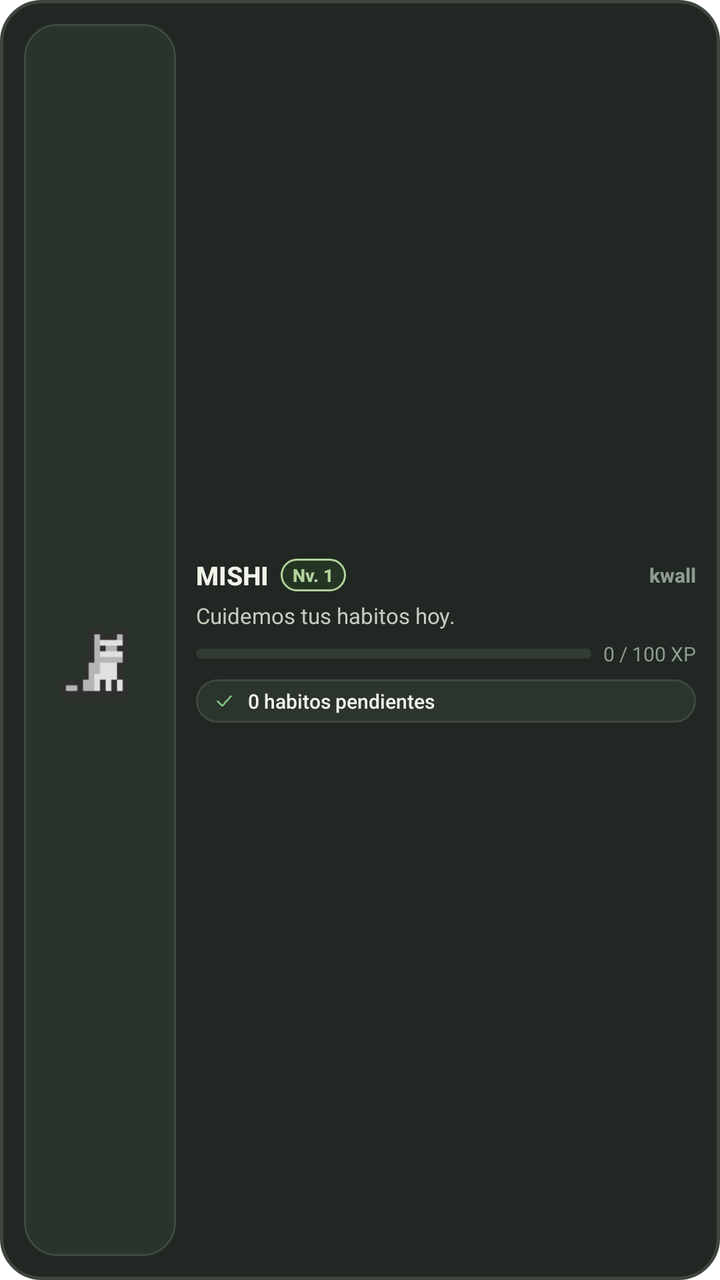
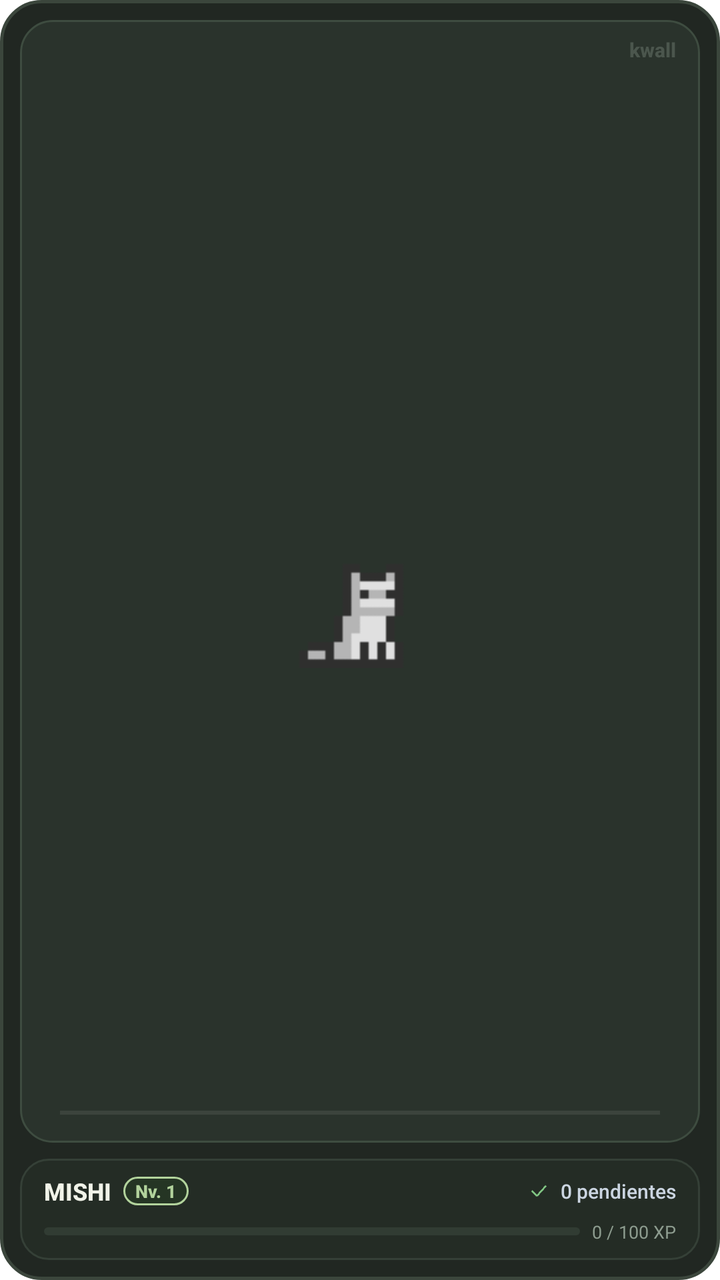

The first picture is an Android layout as it rendered before a commit; the second is the same layout after the commit. The layout source and the unified diff follow.
<!-- AndroidManifest.xml: fallback theme Theme.MaterialComponents.DayNight.NoActionBar -->
<!-- res/layout/kwall_pet_widget.xml -->
<?xml version="1.0" encoding="utf-8"?>
<LinearLayout xmlns:android="http://schemas.android.com/apk/res/android"
    android:id="@+id/widget_root"
    android:layout_width="match_parent"
    android:layout_height="match_parent"
    android:background="@drawable/widget_card_bg"
    android:orientation="horizontal"
    android:padding="12dp">

    
    <LinearLayout
        android:id="@+id/widget_cat_stage"
        android:layout_width="76dp"
        android:layout_height="match_parent"
        android:background="@drawable/widget_cat_stage_bg"
        android:gravity="center"
        android:orientation="vertical"
        android:padding="4dp">

        <ImageView
            android:id="@+id/widget_cat_avatar"
            android:layout_width="68dp"
            android:layout_height="58dp"
            android:contentDescription="@string/widget_pet_habits_name"
            android:scaleType="fitCenter"
            android:src="@drawable/ic_widget_cat" />

    </LinearLayout>

    
    <LinearLayout
        android:layout_width="0dp"
        android:layout_height="match_parent"
        android:layout_marginStart="10dp"
        android:layout_weight="1"
        android:gravity="center_vertical"
        android:orientation="vertical">

        
        <LinearLayout
            android:layout_width="match_parent"
            android:layout_height="wrap_content"
            android:gravity="center_vertical"
            android:orientation="horizontal">

            <TextView
                android:id="@+id/widget_pet_name"
                android:layout_width="wrap_content"
                android:layout_height="wrap_content"
                android:ellipsize="end"
                android:fontFamily="sans-serif-medium"
                android:maxLines="1"
                android:text="MISHI"
                android:textColor="#F1F3E9"
                android:textSize="13sp"
                android:textStyle="bold" />

            <TextView
                android:id="@+id/widget_pet_level"
                android:layout_width="wrap_content"
                android:layout_height="wrap_content"
                android:layout_marginStart="6dp"
                android:background="@drawable/widget_chip_accent"
                android:fontFamily="sans-serif-medium"
                android:paddingStart="6dp"
                android:paddingTop="2dp"
                android:paddingEnd="6dp"
                android:paddingBottom="2dp"
                android:text="Nv. 1"
                android:textColor="#B2D39C"
                android:textSize="9sp"
                android:textStyle="bold" />

            <FrameLayout
                android:layout_width="0dp"
                android:layout_height="1dp"
                android:layout_weight="1" />

            <TextView
                android:id="@+id/widget_brand"
                android:layout_width="wrap_content"
                android:layout_height="wrap_content"
                android:fontFamily="sans-serif-medium"
                android:text="kwall"
                android:textColor="#8D9C8F"
                android:textSize="10sp"
                android:textStyle="bold" />
        </LinearLayout>

        
        <TextView
            android:id="@+id/widget_pet_status"
            android:layout_width="match_parent"
            android:layout_height="wrap_content"
            android:layout_marginTop="4dp"
            android:ellipsize="end"
            android:fontFamily="sans-serif"
            android:maxLines="1"
            android:text="Cuidemos tus habitos hoy."
            android:textColor="#C4CDBF"
            android:textSize="11sp" />

        
        <LinearLayout
            android:layout_width="match_parent"
            android:layout_height="wrap_content"
            android:layout_marginTop="5dp"
            android:gravity="center_vertical"
            android:orientation="horizontal">

            <ProgressBar
                android:id="@+id/widget_pet_xp_progress"
                style="?android:attr/progressBarStyleHorizontal"
                android:layout_width="0dp"
                android:layout_height="5dp"
                android:layout_weight="1"
                android:max="100"
                android:progress="0"
                android:progressDrawable="@drawable/widget_progress_bar" />

            <TextView
                android:id="@+id/widget_pet_xp_text"
                android:layout_width="wrap_content"
                android:layout_height="wrap_content"
                android:layout_marginStart="6dp"
                android:fontFamily="sans-serif"
                android:text="0 / 100 XP"
                android:textColor="#8D9C8F"
                android:textSize="10sp" />
        </LinearLayout>

        
        <LinearLayout
            android:id="@+id/widget_habits_container"
            android:layout_width="match_parent"
            android:layout_height="wrap_content"
            android:layout_marginTop="6dp"
            android:background="@drawable/widget_chip_bg"
            android:gravity="center_vertical"
            android:orientation="horizontal"
            android:paddingStart="8dp"
            android:paddingTop="4dp"
            android:paddingEnd="8dp"
            android:paddingBottom="4dp">

            <ImageView
                android:id="@+id/widget_habit_icon"
                android:layout_width="12dp"
                android:layout_height="12dp"
                android:contentDescription="@string/widget_pet_habits_name"
                android:src="@drawable/ic_widget_check" />

            <TextView
                android:id="@+id/widget_habits_summary"
                android:layout_width="0dp"
                android:layout_height="wrap_content"
                android:layout_marginStart="6dp"
                android:layout_weight="1"
                android:ellipsize="end"
                android:fontFamily="sans-serif-medium"
                android:maxLines="1"
                android:text="0 habitos pendientes"
                android:textColor="#F1F3E9"
                android:textSize="10sp" />
        </LinearLayout>

    </LinearLayout>

</LinearLayout>
<!-- resources referenced by this layout -->
<resources>
  <!-- drawable ic_widget_cat: png bitmap (drawable, 432 bytes) -->
  <!-- drawable ic_widget_check: png bitmap (drawable, 256 bytes) -->
  <!-- drawable widget_card_bg (drawable) -->
  <?xml version="1.0" encoding="utf-8"?>
  <shape xmlns:android="http://schemas.android.com/apk/res/android"
      android:shape="rectangle">
      <solid android:color="#212722" />
      <corners android:radius="20dp" />
      <stroke
          android:width="1.5dp"
          android:color="#3B463C" />
  </shape>
  <!-- drawable widget_cat_stage_bg (drawable) -->
  <?xml version="1.0" encoding="utf-8"?>
  <shape xmlns:android="http://schemas.android.com/apk/res/android"
      android:shape="rectangle">
      <solid android:color="#2A332C" />
      <corners android:radius="16dp" />
      <stroke
          android:width="1dp"
          android:color="#3E4C40" />
  </shape>
  <!-- drawable widget_chip_accent (drawable) -->
  <?xml version="1.0" encoding="utf-8"?>
  <shape xmlns:android="http://schemas.android.com/apk/res/android"
      android:shape="rectangle">
      <solid android:color="#253524" />
      <corners android:radius="10dp" />
      <stroke
          android:width="1dp"
          android:color="#B2D39C" />
  </shape>
  <!-- drawable widget_chip_bg (drawable) -->
  <?xml version="1.0" encoding="utf-8"?>
  <shape xmlns:android="http://schemas.android.com/apk/res/android"
      android:shape="rectangle">
      <solid android:color="#2B342D" />
      <corners android:radius="12dp" />
      <stroke
          android:width="1dp"
          android:color="#3C483F" />
  </shape>
  <!-- drawable widget_progress_bar (drawable) -->
  <?xml version="1.0" encoding="utf-8"?>
  <layer-list xmlns:android="http://schemas.android.com/apk/res/android">
      <item android:id="@android:id/background">
          <shape>
              <corners android:radius="3dp" />
              <solid android:color="#313C33" />
          </shape>
      </item>
      <item android:id="@android:id/progress">
          <clip>
              <shape>
                  <corners android:radius="3dp" />
                  <solid android:color="#B2D39C" />
              </shape>
          </clip>
      </item>
  </layer-list>
  <string name="widget_pet_habits_name">Mishi &amp; Hábitos</string>
</resources>

<!-- the commit's change to res/layout/kwall_pet_widget.xml (unified diff, before → after) -->
@@ -4,37 +4,91 @@
     android:layout_width="match_parent"
     android:layout_height="match_parent"
     android:background="@drawable/widget_card_bg"
-    android:orientation="horizontal"
-    android:padding="12dp">
+    android:orientation="vertical"
+    android:padding="10dp">
 
     
-    <LinearLayout
+    <FrameLayout
         android:id="@+id/widget_cat_stage"
-        android:layout_width="76dp"
-        android:layout_height="match_parent"
-        android:background="@drawable/widget_cat_stage_bg"
-        android:gravity="center"
-        android:orientation="vertical"
-        android:padding="4dp">
+        android:layout_width="match_parent"
+        android:layout_height="0dp"
+        android:layout_weight="1"
+        android:background="@drawable/widget_cat_stage_bg">
 
+        
+        <FrameLayout
+            android:layout_width="match_parent"
+            android:layout_height="2dp"
+            android:layout_gravity="bottom"
+            android:layout_marginBottom="14dp"
+            android:layout_marginStart="20dp"
+            android:layout_marginEnd="20dp"
+            android:background="#15FFFFFF" />
+
+        
         <ImageView
             android:id="@+id/widget_cat_avatar"
-            android:layout_width="68dp"
-            android:layout_height="58dp"
+            android:layout_width="104dp"
+            android:layout_height="88dp"
+            android:layout_gravity="center"
             android:contentDescription="@string/widget_pet_habits_name"
             android:scaleType="fitCenter"
             android:src="@drawable/ic_widget_cat" />
 
-    </LinearLayout>
+        
+        <ImageView
+            android:id="@+id/widget_cat_anger_x"
+            android:layout_width="22dp"
+            android:layout_height="22dp"
+            android:layout_gravity="center"
+            android:layout_marginBottom="36dp"
+            android:layout_marginStart="36dp"
+            android:contentDescription="@string/widget_pet_habits_name"
+            android:scaleType="fitCenter"
+            android:src="@drawable/ic_widget_anger_x"
+            android:visibility="gone" />
+
+        
+        <ImageView
+            android:id="@+id/widget_cat_heart"
+            android:layout_width="20dp"
+            android:layout_height="20dp"
+            android:layout_gravity="center"
+            android:layout_marginBottom="36dp"
+            android:layout_marginStart="36dp"
+            android:contentDescription="@string/widget_pet_habits_name"
+            android:scaleType="fitCenter"
+            android:src="@drawable/ic_widget_heart"
+            android:visibility="gone" />
+
+        
+        <TextView
+            android:id="@+id/widget_brand"
+            android:layout_width="wrap_content"
+            android:layout_height="wrap_content"
+            android:layout_gravity="top|end"
+            android:layout_marginTop="8dp"
+            android:layout_marginEnd="12dp"
+            android:fontFamily="sans-serif-medium"
+            android:text="kwall"
+            android:textColor="#558D9C8F"
+            android:textSize="10sp"
+            android:textStyle="bold" />
+
+    </FrameLayout>
 
     
     <LinearLayout
-        android:layout_width="0dp"
-        android:layout_height="match_parent"
-        android:layout_marginStart="10dp"
-        android:layout_weight="1"
-        android:gravity="center_vertical"
-        android:orientation="vertical">
+        android:id="@+id/widget_bottom_bar"
+        android:layout_width="match_parent"
+        android:layout_height="wrap_content"
+        android:layout_marginTop="8dp"
+        android:background="@drawable/widget_bottom_bar_bg"
+        android:orientation="vertical"
+        android:paddingStart="12dp"
+        android:paddingTop="8dp"
+        android:paddingEnd="12dp"
+        android:paddingBottom="8dp">
 
         
         <LinearLayout
@@ -47,12 +101,10 @@
                 android:id="@+id/widget_pet_name"
                 android:layout_width="wrap_content"
                 android:layout_height="wrap_content"
-                android:ellipsize="end"
                 android:fontFamily="sans-serif-medium"
-                android:maxLines="1"
                 android:text="MISHI"
                 android:textColor="#F1F3E9"
-                android:textSize="13sp"
+                android:textSize="12sp"
                 android:textStyle="bold" />
 
             <TextView
@@ -63,9 +115,9 @@
                 android:background="@drawable/widget_chip_accent"
                 android:fontFamily="sans-serif-medium"
                 android:paddingStart="6dp"
-                android:paddingTop="2dp"
+                android:paddingTop="1dp"
                 android:paddingEnd="6dp"
-                android:paddingBottom="2dp"
+                android:paddingBottom="1dp"
                 android:text="Nv. 1"
                 android:textColor="#B2D39C"
                 android:textSize="9sp"
@@ -76,35 +128,29 @@
                 android:layout_height="1dp"
                 android:layout_weight="1" />
 
+            <ImageView
+                android:id="@+id/widget_habit_icon"
+                android:layout_width="12dp"
+                android:layout_height="12dp"
+                android:contentDescription="@string/widget_pet_habits_name"
+                android:src="@drawable/ic_widget_check" />
+
             <TextView
-                android:id="@+id/widget_brand"
+                android:id="@+id/widget_habits_summary"
                 android:layout_width="wrap_content"
                 android:layout_height="wrap_content"
+                android:layout_marginStart="5dp"
                 android:fontFamily="sans-serif-medium"
-                android:text="kwall"
-                android:textColor="#8D9C8F"
-                android:textSize="10sp"
-                android:textStyle="bold" />
+                android:text="0 pendientes"
+                android:textColor="#CBD5E1"
+                android:textSize="10sp" />
         </LinearLayout>
-
-        
-        <TextView
-            android:id="@+id/widget_pet_status"
-            android:layout_width="match_parent"
-            android:layout_height="wrap_content"
-            android:layout_marginTop="4dp"
-            android:ellipsize="end"
-            android:fontFamily="sans-serif"
-            android:maxLines="1"
-            android:text="Cuidemos tus habitos hoy."
-            android:textColor="#C4CDBF"
-            android:textSize="11sp" />
 
         
         <LinearLayout
             android:layout_width="match_parent"
             android:layout_height="wrap_content"
-            android:layout_marginTop="5dp"
+            android:layout_marginTop="6dp"
             android:gravity="center_vertical"
             android:orientation="horizontal">
 
@@ -112,7 +158,7 @@
                 android:id="@+id/widget_pet_xp_progress"
                 style="?android:attr/progressBarStyleHorizontal"
                 android:layout_width="0dp"
-                android:layout_height="5dp"
+                android:layout_height="4dp"
                 android:layout_weight="1"
                 android:max="100"
                 android:progress="0"
@@ -126,42 +172,7 @@
                 android:fontFamily="sans-serif"
                 android:text="0 / 100 XP"
                 android:textColor="#8D9C8F"
-                android:textSize="10sp" />
-        </LinearLayout>
-
-        
-        <LinearLayout
-            android:id="@+id/widget_habits_container"
-            android:layout_width="match_parent"
-            android:layout_height="wrap_content"
-            android:layout_marginTop="6dp"
-            android:background="@drawable/widget_chip_bg"
-            android:gravity="center_vertical"
-            android:orientation="horizontal"
-            android:paddingStart="8dp"
-            android:paddingTop="4dp"
-            android:paddingEnd="8dp"
-            android:paddingBottom="4dp">
-
-            <ImageView
-                android:id="@+id/widget_habit_icon"
-                android:layout_width="12dp"
-                android:layout_height="12dp"
-                android:contentDescription="@string/widget_pet_habits_name"
-                android:src="@drawable/ic_widget_check" />
-
-            <TextView
-                android:id="@+id/widget_habits_summary"
-                android:layout_width="0dp"
-                android:layout_height="wrap_content"
-                android:layout_marginStart="6dp"
-                android:layout_weight="1"
-                android:ellipsize="end"
-                android:fontFamily="sans-serif-medium"
-                android:maxLines="1"
-                android:text="0 habitos pendientes"
-                android:textColor="#F1F3E9"
-                android:textSize="10sp" />
+                android:textSize="9sp" />
         </LinearLayout>
 
     </LinearLayout>
<!-- resource entries referenced after the edit -->
@@ -1,7 +1,19 @@
 <!-- resources referenced by this layout -->
 <resources>
+  <!-- drawable ic_widget_anger_x: png bitmap (drawable, 267 bytes) -->
   <!-- drawable ic_widget_cat: png bitmap (drawable, 432 bytes) -->
   <!-- drawable ic_widget_check: png bitmap (drawable, 256 bytes) -->
+  <!-- drawable ic_widget_heart: png bitmap (drawable, 250 bytes) -->
+  <!-- drawable widget_bottom_bar_bg (drawable) -->
+  <?xml version="1.0" encoding="utf-8"?>
+  <shape xmlns:android="http://schemas.android.com/apk/res/android"
+      android:shape="rectangle">
+      <solid android:color="#242C25" />
+      <corners android:radius="14dp" />
+      <stroke
+          android:width="1dp"
+          android:color="#354037" />
+  </shape>
   <!-- drawable widget_card_bg (drawable) -->
   <?xml version="1.0" encoding="utf-8"?>
   <shape xmlns:android="http://schemas.android.com/apk/res/android"
@@ -32,16 +44,6 @@
           android:width="1dp"
           android:color="#B2D39C" />
   </shape>
-  <!-- drawable widget_chip_bg (drawable) -->
-  <?xml version="1.0" encoding="utf-8"?>
-  <shape xmlns:android="http://schemas.android.com/apk/res/android"
-      android:shape="rectangle">
-      <solid android:color="#2B342D" />
-      <corners android:radius="12dp" />
-      <stroke
-          android:width="1dp"
-          android:color="#3C483F" />
-  </shape>
   <!-- drawable widget_progress_bar (drawable) -->
   <?xml version="1.0" encoding="utf-8"?>
   <layer-list xmlns:android="http://schemas.android.com/apk/res/android">
